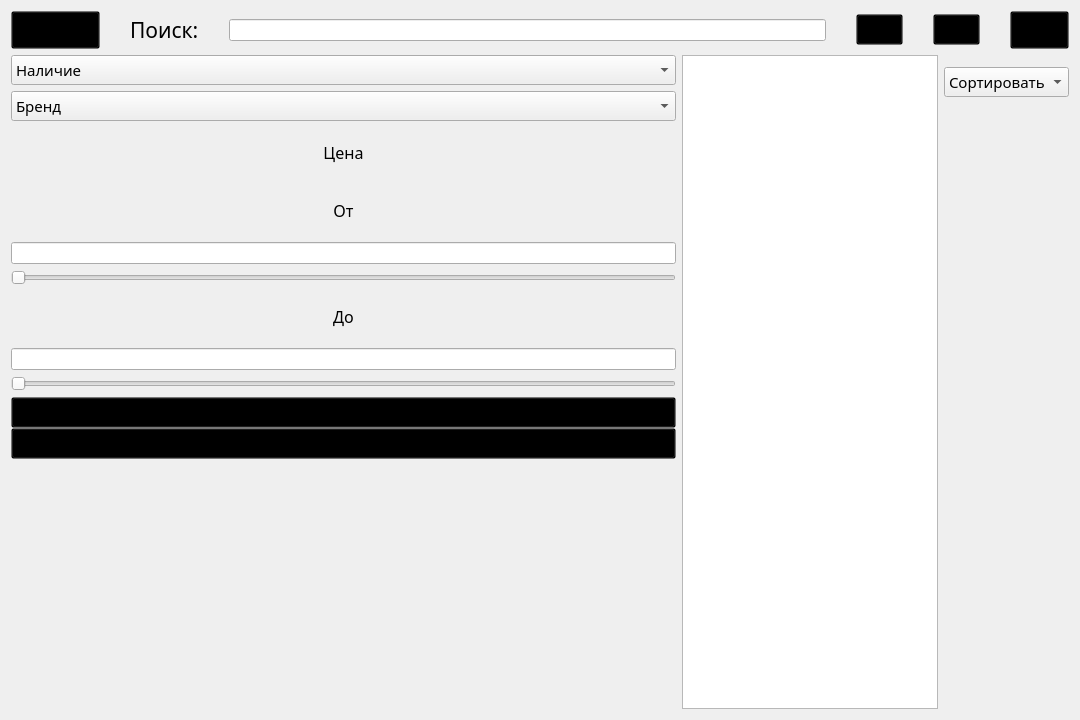
lirthu/kursach, file catalog.ui: the form before one commit.
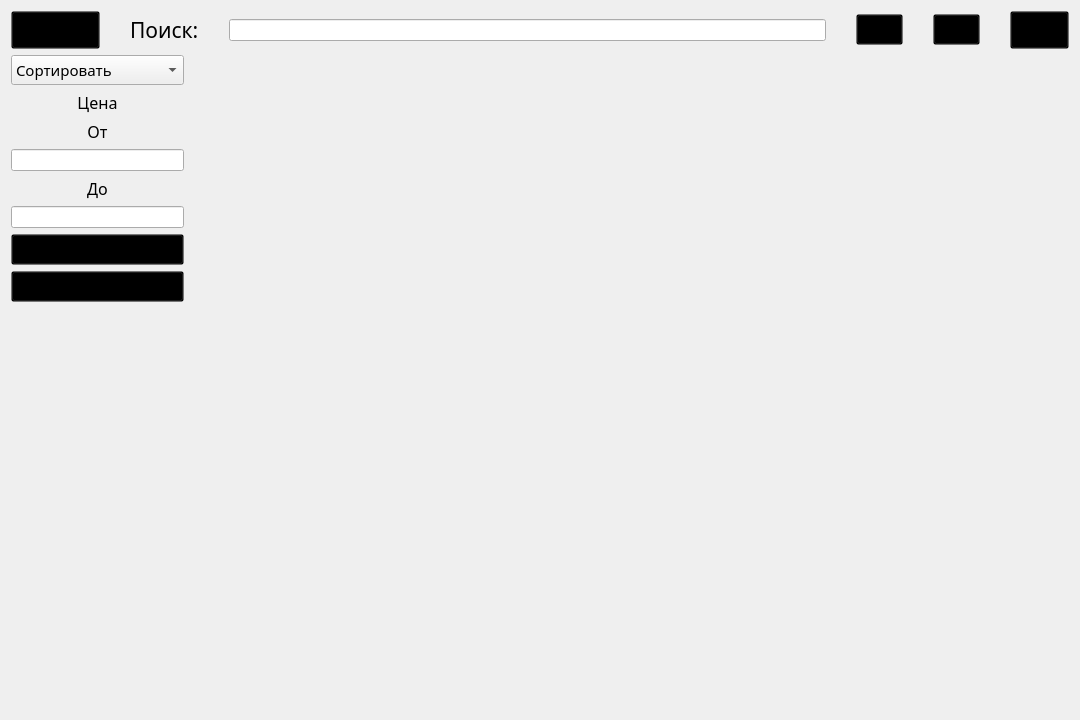
The form after the commit. Icons and pictures are not drawn.

The edit to the form file:
```diff
--- a/catalog.ui
+++ b/catalog.ui
@@ -16,7 +16,7 @@
   <property name="styleSheet">
    <string notr="true"/>
   </property>
-  <layout class="QVBoxLayout" name="verticalLayout_6">
+  <layout class="QVBoxLayout" name="verticalLayout" stretch="1,9">
    <item>
     <layout class="QHBoxLayout" name="horizontalLayout">
      <property name="spacing">
@@ -154,16 +154,14 @@
     </layout>
    </item>
    <item>
-    <layout class="QHBoxLayout" name="horizontalLayout_2" stretch="1,0,0">
+    <layout class="QHBoxLayout" name="horizontalLayout_2" stretch="1,9">
      <item>
-      <layout class="QVBoxLayout" name="verticalLayout_5" stretch="1,0,0,0,0,0,0,0,9">
-       <property name="bottomMargin">
-        <number>0</number>
+      <layout class="QVBoxLayout" name="verticalLayout_4" stretch="0,0,0,0,0,0,0,0,0">
+       <property name="spacing">
+        <number>6</number>
        </property>
        <item>
-        <layout class="QVBoxLayout" name="verticalLayout">
-         <item>
-          <widget class="QComboBox" name="comboBox">
+        <widget class="QComboBox" name="comboBox_3">
            <property name="font">
             <font>
              <family>Segoe Print</family>
@@ -182,7 +180,7 @@
            </property>
            <item>
             <property name="text">
-             <string>Наличие</string>
+           <string>Сортировать</string>
             </property>
            </item>
            <item>
@@ -192,67 +190,10 @@
            </item>
            <item>
             <property name="text">
-             <string extracomment="23к2к23">Не в наличии</string>
-            </property>
-           </item>
-           <item>
-            <property name="text">
-             <string>Рейтинг 4+</string>
-            </property>
-           </item>
-          </widget>
-         </item>
-         <item>
-          <widget class="QComboBox" name="comboBox_2">
-           <property name="font">
-            <font>
-             <family>Segoe Print</family>
-             <pointsize>11</pointsize>
-            </font>
-           </property>
-           <property name="styleSheet">
-            <string notr="true">QComboBox {
-    background-color: transparent;
-}
-
-QComboBox QAbstractItemView {
-    background-color: white;
-    border: 1px solid gray;
-}к</string>
-           </property>
-           <item>
-            <property name="text">
-             <string>Бренд</string>
-            </property>
-           </item>
-           <item>
-            <property name="text">
-             <string>Bosh</string>
-            </property>
-           </item>
-           <item>
-            <property name="text">
-             <string extracomment="23к2к23">Samsung</string>
-            </property>
-           </item>
-           <item>
-            <property name="text">
-             <string>Philips</string>
-            </property>
-           </item>
-           <item>
-            <property name="text">
-             <string>LG</string>
-            </property>
-           </item>
-           <item>
-            <property name="text">
-             <string>New Item</string>
-            </property>
-           </item>
-          </widget>
-         </item>
-        </layout>
+           <string extracomment="23к2к23">От Я до А</string>
+          </property>
+         </item>
+        </widget>
        </item>
        <item>
         <widget class="QLabel" name="label_2">
@@ -293,14 +234,7 @@
         </widget>
        </item>
        <item>
-        <widget class="QLineEdit" name="lineEdit_3"/>
-       </item>
-       <item>
-        <widget class="QSlider" name="horizontalSlider_2">
-         <property name="orientation">
-          <enum>Qt::Horizontal</enum>
-         </property>
-        </widget>
+        <widget class="QLineEdit" name="lineEdit_2"/>
        </item>
        <item>
         <widget class="QLabel" name="label_4">
@@ -322,23 +256,8 @@
         </widget>
        </item>
        <item>
-        <widget class="QLineEdit" name="lineEdit_2"/>
+        <widget class="QLineEdit" name="lineEdit_3"/>
        </item>
-       <item>
-        <widget class="QSlider" name="horizontalSlider">
-         <property name="orientation">
-          <enum>Qt::Horizontal</enum>
-         </property>
-        </widget>
-       </item>
-       <item>
-        <layout class="QVBoxLayout" name="verticalLayout_3">
-         <property name="spacing">
-          <number>0</number>
-         </property>
-         <property name="bottomMargin">
-          <number>250</number>
-         </property>
          <item>
           <widget class="QPushButton" name="pushButton_5">
            <property name="font">
@@ -371,71 +290,23 @@
            </property>
           </widget>
          </item>
-        </layout>
-       </item>
-      </layout>
-     </item>
      <item>
-      <widget class="QListWidget" name="listcard">
-       <property name="sizePolicy">
-        <sizepolicy hsizetype="Preferred" vsizetype="Expanding">
-         <horstretch>0</horstretch>
-         <verstretch>0</verstretch>
-        </sizepolicy>
-       </property>
-      </widget>
-     </item>
-     <item>
-      <layout class="QVBoxLayout" name="verticalLayout_4">
-       <property name="bottomMargin">
-        <number>600</number>
-       </property>
-       <item>
-        <widget class="QComboBox" name="comboBox_3">
-         <property name="font">
-          <font>
-           <family>Segoe Print</family>
-           <pointsize>11</pointsize>
-          </font>
-         </property>
-         <property name="styleSheet">
-          <string notr="true">QComboBox {
-    background-color: transparent;
-}
-
-QComboBox QAbstractItemView {
-    background-color: white;
-    border: 1px solid gray;
-}к</string>
-         </property>
-         <item>
-          <property name="text">
-           <string>Сортировать</string>
-          </property>
-         </item>
-         <item>
-          <property name="text">
-           <string>От А до Я</string>
-          </property>
+        <spacer name="verticalSpacer">
+         <property name="orientation">
+          <enum>Qt::Vertical</enum>
+         </property>
+         <property name="sizeHint" stdset="0">
+          <size>
+           <width>20</width>
+           <height>40</height>
+          </size>
+         </property>
+        </spacer>
+       </item>
+      </layout>
          </item>
          <item>
-          <property name="text">
-           <string extracomment="23к2к23">От Я до А</string>
-          </property>
-         </item>
-         <item>
-          <property name="text">
-           <string>По оценке ↑</string>
-          </property>
-         </item>
-         <item>
-          <property name="text">
-           <string>По оценке ↓</string>
-          </property>
-         </item>
-        </widget>
-       </item>
-      </layout>
+      <widget class="QWidget" name="widget" native="true"/>
      </item>
     </layout>
    </item>
```
Left out of the diff: 4 changed lines with no effect on the pictures. Lines whose indentation alone changed are shown as unchanged.
